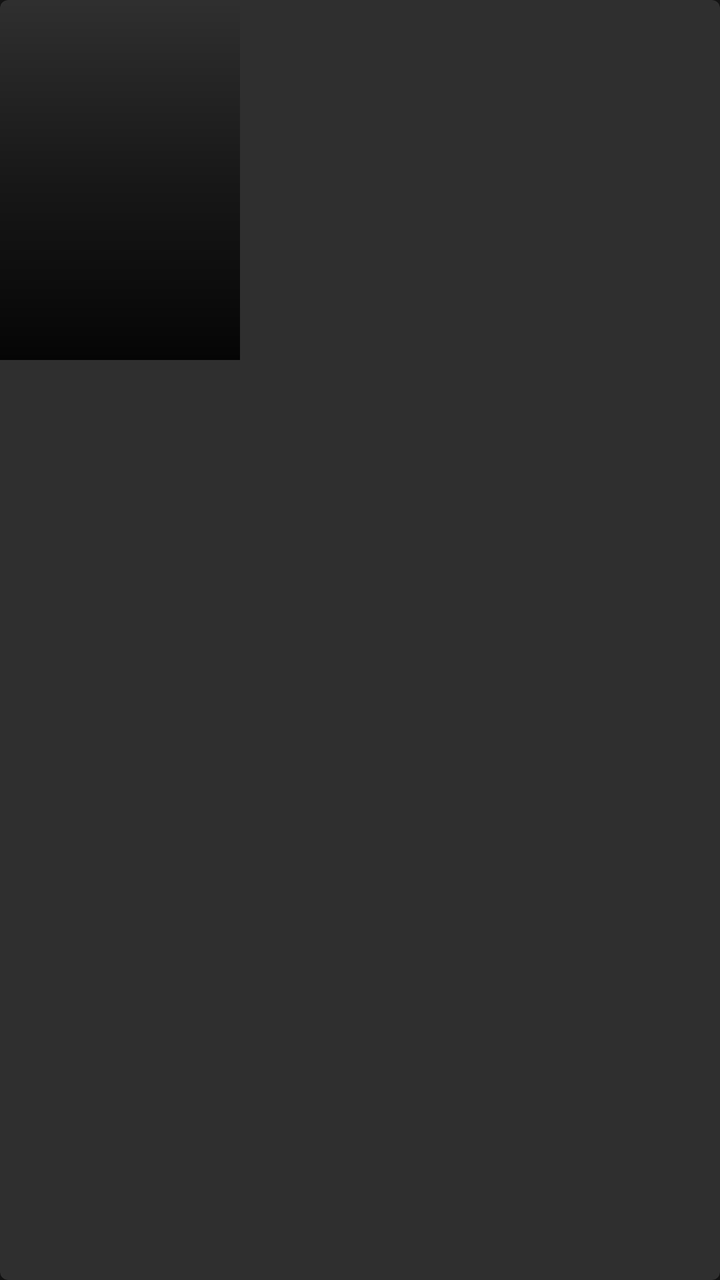
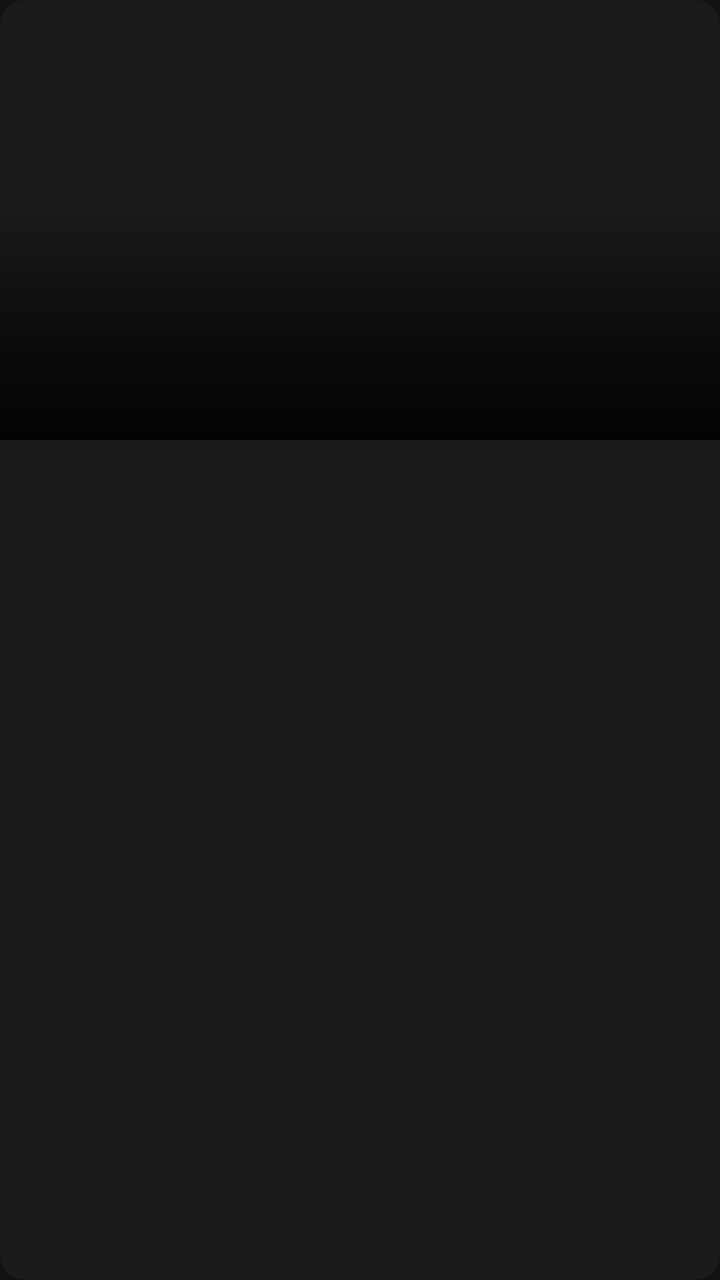

Before-and-after screenshots of an Android layout around one commit, followed by the original layout XML and the change that was made.
<!-- AndroidManifest.xml: application theme Theme.OmarFlex5 -->
<!-- res/layout/item_movie_card.xml -->
<?xml version="1.0" encoding="utf-8"?>
<androidx.cardview.widget.CardView xmlns:android="http://schemas.android.com/apk/res/android"
    xmlns:app="http://schemas.android.com/apk/res-auto"
    android:id="@+id/card_view"
    android:layout_width="wrap_content"
    android:layout_height="wrap_content"
    android:layout_margin="4dp"
    android:clickable="true"
    android:focusable="true"
    android:focusableInTouchMode="false"
    android:foreground="@drawable/selector_card_focus"
    app:cardBackgroundColor="@color/netflix_card_background"
    app:cardCornerRadius="4dp"
    app:cardElevation="4dp">

    <RelativeLayout
        android:layout_width="120dp"
        android:layout_height="180dp">

        <ImageView
            android:id="@+id/image_poster"
            android:layout_width="match_parent"
            android:layout_height="match_parent"
            android:contentDescription="@string/app_name"
            android:scaleType="centerCrop" />



        <View
            android:layout_width="match_parent"
            android:layout_height="match_parent"
            android:background="@drawable/gradient_movie_overlay" />

        <TextView
            android:id="@+id/text_server_badge"
            android:layout_width="wrap_content"
            android:layout_height="wrap_content"
            android:layout_alignParentTop="true"
            android:layout_alignParentEnd="true"
            android:layout_margin="4dp"
            android:background="@drawable/badge_background"
            android:paddingHorizontal="4dp"
            android:paddingVertical="1dp"
            android:textColor="#FFFFFF"
            android:textSize="9sp"
            android:textStyle="bold"
            android:visibility="gone"
            android:text="TMDB" />

        
        <ImageView
            android:id="@+id/icon_favorite"
            android:layout_width="16dp"
            android:layout_height="16dp"
            android:layout_alignParentTop="true"
            android:layout_alignParentStart="true"
            android:layout_margin="4dp"
            android:src="@drawable/ic_heart_filled"
            android:visibility="gone"
            app:tint="#E50914" />

        
        <ImageView
            android:id="@+id/icon_watched"
            android:layout_width="24dp"
            android:layout_height="24dp"
            android:layout_centerInParent="true"
            android:src="@drawable/ic_check_circle"
            android:visibility="gone"
            app:tint="#4CAF50" />

        <LinearLayout
            android:layout_width="match_parent"
            android:layout_height="wrap_content"
            android:layout_alignParentBottom="true"
            android:orientation="vertical"
            android:padding="6dp">

            <TextView
                android:id="@+id/text_title"
                android:layout_width="match_parent"
                android:layout_height="wrap_content"
                android:textColor="#FFFFFF"
                android:textSize="12sp"
                android:textStyle="bold"
                android:maxLines="2"
                android:ellipsize="end"
                android:shadowColor="#000000"
                android:shadowDx="1"
                android:shadowDy="1"
                android:shadowRadius="2" />

            <LinearLayout
                android:id="@+id/layout_categories_badge"
                android:layout_width="wrap_content"
                android:layout_height="wrap_content"
                android:orientation="vertical"
                android:layout_marginTop="2dp"
                android:visibility="gone" />

            <LinearLayout
                android:layout_width="match_parent"
                android:layout_height="wrap_content"
                android:orientation="horizontal"
                android:layout_marginTop="2dp"
                android:gravity="center_vertical">
                
                <TextView
                    android:id="@+id/text_year"
                    android:layout_width="0dp"
                    android:layout_weight="1"
                    android:layout_height="wrap_content"
                    android:textColor="#CCCCCC"
                    android:textSize="10sp"
                    android:maxLines="1" />

                <TextView
                    android:id="@+id/text_rating"
                    android:layout_width="wrap_content"
                    android:layout_height="wrap_content"
                    android:textColor="#FFD700"
                    android:textSize="10sp"
                    android:textStyle="bold" />
            </LinearLayout>

        </LinearLayout>
        <ProgressBar
            android:id="@+id/progress_watch"
            style="@android:style/Widget.ProgressBar.Horizontal"
            android:layout_width="match_parent"
            android:layout_height="4dp"
            android:layout_alignParentBottom="true"
            android:progressTint="#E50914"
            android:progressBackgroundTint="#00000000"
            android:visibility="gone"
            android:max="100" />
    </RelativeLayout>

</androidx.cardview.widget.CardView>
<!-- resources referenced by this layout -->
<resources>
  <color name="netflix_card_background">#2F2F2F</color>
  <!-- drawable badge_background (drawable) -->
  <?xml version="1.0" encoding="utf-8"?>
  <shape xmlns:android="http://schemas.android.com/apk/res/android"
      android:shape="rectangle">
      <solid android:color="#E50914" />
      <corners android:radius="4dp" />
  </shape>
  <!-- drawable gradient_movie_overlay (drawable) -->
  <?xml version="1.0" encoding="utf-8"?>
  <shape xmlns:android="http://schemas.android.com/apk/res/android">
      <gradient
          android:angle="90"
          android:startColor="#E6000000"
          android:centerColor="#80000000"
          android:endColor="#00000000"
          android:type="linear" />
  </shape>
  <!-- drawable ic_check_circle (drawable) -->
  <vector xmlns:android="http://schemas.android.com/apk/res/android"
      android:width="24dp"
      android:height="24dp"
      android:viewportWidth="24"
      android:viewportHeight="24"
      android:tint="?attr/colorControlNormal">
    <path
        android:fillColor="@android:color/white"
        android:pathData="M12,2C6.48,2 2,6.48 2,12s4.48,10 10,10 10,-4.48 10,-10S17.52,2 12,2zM10,17l-5,-5 1.41,-1.41L10,14.17l7.59,-7.59L19,8l-9,9z"/>
  </vector>
  <!-- drawable ic_heart_filled (drawable) -->
  <vector xmlns:android="http://schemas.android.com/apk/res/android"
      android:width="24dp"
      android:height="24dp"
      android:viewportWidth="24"
      android:viewportHeight="24"
      android:tint="?attr/colorControlNormal">
    <path
        android:fillColor="@android:color/white"
        android:pathData="M12,21.35l-1.45,-1.32C5.4,15.36 2,12.28 2,8.5 2,5.42 4.42,3 7.5,3c1.74,0 3.41,0.81 4.5,2.09C13.09,3.81 14.76,3 16.5,3 19.58,3 22,5.42 22,8.5c0,3.78 -3.4,6.86 -8.55,11.54L12,21.35z"/>
  </vector>
  <!-- drawable selector_card_focus: vector/xml drawable (drawable, 2275 chars, omitted) -->
  <string name="app_name">omarFlex5</string>
  <style name="Theme.OmarFlex5" parent="Theme.MaterialComponents.DayNight.NoActionBar">
          
          <item name="colorPrimary">@color/netflix_red</item>
          <item name="colorPrimaryVariant">@color/netflix_background</item>
          <item name="colorOnPrimary">@color/white</item>
          
          <item name="colorSecondary">@color/netflix_red</item>
          <item name="colorSecondaryVariant">@color/netflix_red</item>
          <item name="colorOnSecondary">@color/black</item>
          
          <item name="android:statusBarColor">@color/netflix_background</item>
          
          <item name="android:windowBackground">@color/netflix_background</item>
          <item name="windowNoTitle">true</item>
          <item name="windowActionBar">false</item>
          
      </style>
  <color name="netflix_red">#E50914</color>
  <color name="netflix_background">#141414</color>
  <color name="white">#FFFFFFFF</color>
  <color name="black">#FF000000</color>
</resources>

<!-- the commit's change to res/layout/item_movie_card.xml (unified diff, before → after) -->
@@ -2,21 +2,24 @@
 <androidx.cardview.widget.CardView xmlns:android="http://schemas.android.com/apk/res/android"
     xmlns:app="http://schemas.android.com/apk/res-auto"
     android:id="@+id/card_view"
-    android:layout_width="wrap_content"
+    android:layout_width="match_parent"
     android:layout_height="wrap_content"
-    android:layout_margin="4dp"
+    android:layout_marginVertical="8dp"
+    android:layout_marginHorizontal="4dp"
     android:clickable="true"
     android:focusable="true"
     android:focusableInTouchMode="false"
-    android:foreground="@drawable/selector_card_focus"
-    app:cardBackgroundColor="@color/netflix_card_background"
-    app:cardCornerRadius="4dp"
-    app:cardElevation="4dp">
+    android:foreground="@drawable/selector_ps4_card"
+    android:stateListAnimator="@animator/ps4_focus_scale"
+    app:cardBackgroundColor="@color/ps4_card_bg"
+    app:cardCornerRadius="12dp"
+    app:cardElevation="8dp">
 
     <RelativeLayout
-        android:layout_width="120dp"
-        android:layout_height="180dp">
+        android:layout_width="match_parent"
+        android:layout_height="220dp">
 
+        
         <ImageView
             android:id="@+id/image_poster"
             android:layout_width="match_parent"
@@ -24,23 +27,24 @@
             android:contentDescription="@string/app_name"
             android:scaleType="centerCrop" />
 
-
-
+        
         <View
             android:layout_width="match_parent"
-            android:layout_height="match_parent"
+            android:layout_height="120dp"
+            android:layout_alignParentBottom="true"
             android:background="@drawable/gradient_movie_overlay" />
 
+        
         <TextView
             android:id="@+id/text_server_badge"
             android:layout_width="wrap_content"
             android:layout_height="wrap_content"
             android:layout_alignParentTop="true"
             android:layout_alignParentEnd="true"
-            android:layout_margin="4dp"
+            android:layout_margin="8dp"
             android:background="@drawable/badge_background"
-            android:paddingHorizontal="4dp"
-            android:paddingVertical="1dp"
+            android:paddingHorizontal="8dp"
+            android:paddingVertical="4dp"
             android:textColor="#FFFFFF"
             android:textSize="9sp"
             android:textStyle="bold"
@@ -50,38 +54,43 @@
         
         <ImageView
             android:id="@+id/icon_favorite"
-            android:layout_width="16dp"
-            android:layout_height="16dp"
+            android:layout_width="24dp"
+            android:layout_height="24dp"
             android:layout_alignParentTop="true"
             android:layout_alignParentStart="true"
-            android:layout_margin="4dp"
-            android:src="@drawable/ic_heart_filled"
+            android:layout_margin="8dp"
+            android:src="@drawable/ic_favorite"
             android:visibility="gone"
-            app:tint="#E50914" />
+            app:tint="@color/ps4_blue" />
 
         
         <ImageView
             android:id="@+id/icon_watched"
             android:layout_width="24dp"
             android:layout_height="24dp"
-            android:layout_centerInParent="true"
+            android:layout_below="@id/icon_favorite"
+            android:layout_alignParentStart="true"
+            android:layout_marginStart="8dp"
             android:src="@drawable/ic_check_circle"
             android:visibility="gone"
-            app:tint="#4CAF50" />
+            app:tint="@color/ps4_blue" />
 
+        
         <LinearLayout
             android:layout_width="match_parent"
             android:layout_height="wrap_content"
             android:layout_alignParentBottom="true"
             android:orientation="vertical"
-            android:padding="6dp">
+            android:padding="10dp"
+            android:background="@android:color/transparent">
 
+            
             <TextView
                 android:id="@+id/text_title"
                 android:layout_width="match_parent"
                 android:layout_height="wrap_content"
-                android:textColor="#FFFFFF"
-                android:textSize="12sp"
+                android:textColor="@color/white"
+                android:textSize="14sp"
                 android:textStyle="bold"
                 android:maxLines="2"
                 android:ellipsize="end"
@@ -90,28 +99,30 @@
                 android:shadowDy="1"
                 android:shadowRadius="2" />
 
+            
             <LinearLayout
                 android:id="@+id/layout_categories_badge"
                 android:layout_width="wrap_content"
                 android:layout_height="wrap_content"
-                android:orientation="vertical"
-                android:layout_marginTop="2dp"
+                android:orientation="horizontal"
+                android:layout_marginTop="4dp"
                 android:visibility="gone" />
 
+            
             <LinearLayout
                 android:layout_width="match_parent"
                 android:layout_height="wrap_content"
                 android:orientation="horizontal"
-                android:layout_marginTop="2dp"
+                android:layout_marginTop="4dp"
                 android:gravity="center_vertical">
-                
+
                 <TextView
                     android:id="@+id/text_year"
                     android:layout_width="0dp"
                     android:layout_weight="1"
                     android:layout_height="wrap_content"
-                    android:textColor="#CCCCCC"
-                    android:textSize="10sp"
+                    android:textColor="#DDDDDD"
+                    android:textSize="11sp"
                     android:maxLines="1" />
 
                 <TextView
@@ -119,21 +130,29 @@
                     android:layout_width="wrap_content"
                     android:layout_height="wrap_content"
                     android:textColor="#FFD700"
-                    android:textSize="10sp"
-                    android:textStyle="bold" />
+                    android:textSize="11sp"
+                    android:textStyle="bold"
+                    android:shadowColor="#000000"
+                    android:shadowDx="1"
+                    android:shadowDy="1"
+                    android:shadowRadius="2" />
             </LinearLayout>
 
         </LinearLayout>
+
+        
         <ProgressBar
             android:id="@+id/progress_watch"
             style="@android:style/Widget.ProgressBar.Horizontal"
             android:layout_width="match_parent"
             android:layout_height="4dp"
             android:layout_alignParentBottom="true"
-            android:progressTint="#E50914"
-            android:progressBackgroundTint="#00000000"
+            android:layout_marginBottom="0dp"
+            android:progressTint="@color/ps4_blue"
+            android:progressBackgroundTint="#40FFFFFF"
             android:visibility="gone"
             android:max="100" />
+
     </RelativeLayout>
 
 </androidx.cardview.widget.CardView>
<!-- resource entries referenced after the edit -->
@@ -1,6 +1,7 @@
 <!-- resources referenced by this layout -->
 <resources>
-  <color name="netflix_card_background">#2F2F2F</color>
+  <color name="ps4_blue">#0070D1</color>
+  <color name="ps4_card_bg">#1A1A1A</color>
   <!-- drawable badge_background (drawable) -->
   <?xml version="1.0" encoding="utf-8"?>
   <shape xmlns:android="http://schemas.android.com/apk/res/android"
@@ -29,18 +30,18 @@
         android:fillColor="@android:color/white"
         android:pathData="M12,2C6.48,2 2,6.48 2,12s4.48,10 10,10 10,-4.48 10,-10S17.52,2 12,2zM10,17l-5,-5 1.41,-1.41L10,14.17l7.59,-7.59L19,8l-9,9z"/>
   </vector>
-  <!-- drawable ic_heart_filled (drawable) -->
+  <!-- drawable ic_favorite (drawable) -->
+  <?xml version="1.0" encoding="utf-8"?>
   <vector xmlns:android="http://schemas.android.com/apk/res/android"
       android:width="24dp"
       android:height="24dp"
       android:viewportWidth="24"
-      android:viewportHeight="24"
-      android:tint="?attr/colorControlNormal">
-    <path
-        android:fillColor="@android:color/white"
-        android:pathData="M12,21.35l-1.45,-1.32C5.4,15.36 2,12.28 2,8.5 2,5.42 4.42,3 7.5,3c1.74,0 3.41,0.81 4.5,2.09C13.09,3.81 14.76,3 16.5,3 19.58,3 22,5.42 22,8.5c0,3.78 -3.4,6.86 -8.55,11.54L12,21.35z"/>
+      android:viewportHeight="24">
+      <path
+          android:pathData="M12,21.35l-1.45,-1.32C5.4,15.36 2,12.28 2,8.5 2,5.42 4.42,3 7.5,3c1.74,0 3.41,0.81 4.5,2.09C13.09,3.81 14.76,3 16.5,3 19.58,3 22,5.42 22,8.5c0,3.78 -3.4,6.86 -8.55,11.54L12,21.35z"
+          android:fillColor="#FFFFFF" />
   </vector>
-  <!-- drawable selector_card_focus: vector/xml drawable (drawable, 2275 chars, omitted) -->
+  <!-- drawable selector_ps4_card: vector/xml drawable (drawable, 2565 chars, omitted) -->
   <string name="app_name">omarFlex5</string>
   <style name="Theme.OmarFlex5" parent="Theme.MaterialComponents.DayNight.NoActionBar">
           
